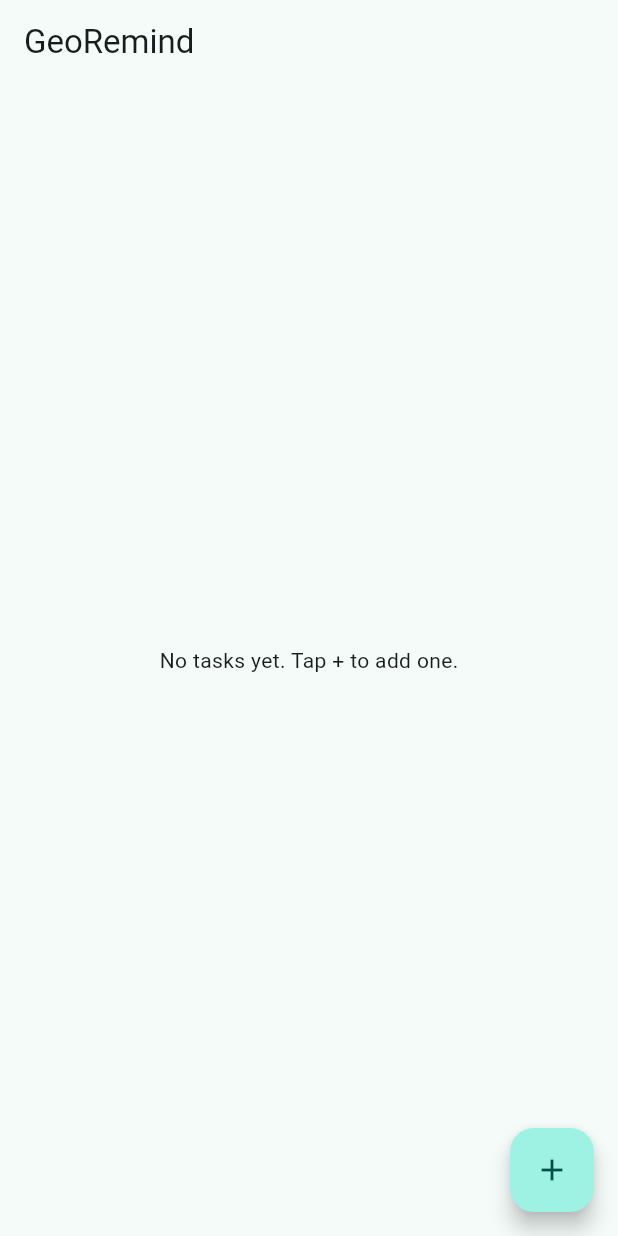
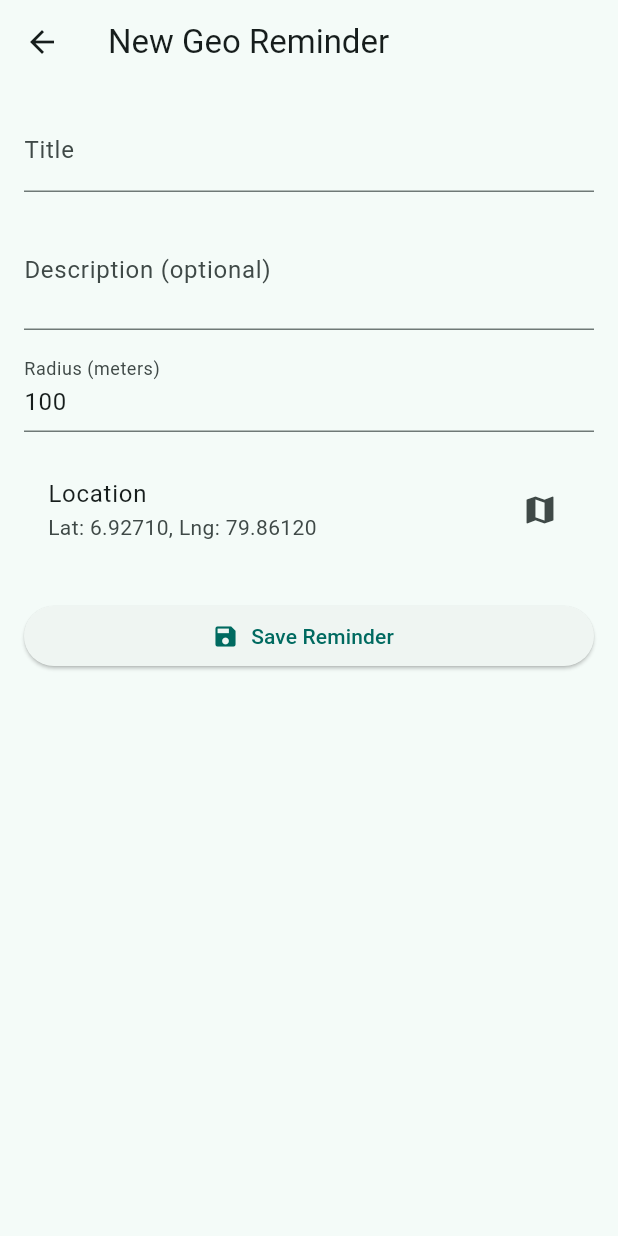
Before and after one commit to BuddhimaB/GeoRemind, a Flutter app: the screen it shows after launch, after a tap on the "add" icon, on a phone screen of 412 x 824 dp. Run offline on Flutter 3.47's test engine with Material 3 defaults, Android fonts, the phone set to English and light mode, and no system bars; our stand-ins replace equatable, flutter_local_notifications, flutter_slidable, geocoding, geolocator, sqflite; accounts and stored records are empty.

Commit message:
Integrating the sqlite database for the system

```diff
--- a/lib/db/app_database.dart
+++ b/lib/db/app_database.dart
@@ -0,0 +1,74 @@
+import 'package:sqflite/sqflite.dart';
+import '../models/task.dart';
+
+class AppDatabase {
+  AppDatabase._internal();
+
+  static final AppDatabase instance = AppDatabase._internal();
+  static Database? _db;
+
+  Future<Database> get database async {
+    if (_db != null) return _db!;
+    _db = await _initDB('georemind.db');
+    return _db!;
+  }
+
+  Future<Database> _initDB(String fileName) async {
+    final dbPath = await getDatabasesPath();
+    final path = '$dbPath/$fileName';
+
+    return openDatabase(
+      path,
+      version: 1,
+      onCreate: (db, version) async {
+        await db.execute('''
+          CREATE TABLE tasks (
+            id INTEGER PRIMARY KEY AUTOINCREMENT,
+            title TEXT NOT NULL,
+            description TEXT,
+            lat REAL NOT NULL,
+            lng REAL NOT NULL,
+            radius_m REAL NOT NULL,
+            is_completed INTEGER NOT NULL DEFAULT 0
+          )
+        ''');
+      },
+    );
+  }
+
+  // CRUD methods
+  Future<int> insertTask(Task task) async {
+    final db = await database;
+    return db.insert('tasks', task.toMap());
+  }
+
+  Future<List<Task>> getAllTasks() async {
+    final db = await database;
+    final maps = await db.query('tasks', orderBy: 'id DESC');
+    return maps.map((m) => Task.fromMap(m)).toList();
+  }
+
+  Future<int> updateTask(Task task) async {
+    final db = await database;
+    return db.update(
+      'tasks',
+      task.toMap(),
+      where: 'id = ?',
+      whereArgs: [task.id],
+    );
+  }
+
+  Future<int> deleteTask(int id) async {
+    final db = await database;
+    return db.delete(
+      'tasks',
+      where: 'id = ?',
+      whereArgs: [id],
+    );
+  }
+
+  Future<void> toggleCompleted(Task task) async {
+    final updated = task.copyWith(isCompleted: !task.isCompleted);
+    await updateTask(updated);
+  }
+}
--- a/lib/models/task.dart
+++ b/lib/models/task.dart
@@ -5,8 +5,6 @@ class Task {
   final double latitude;
   final double longitude;
   final double radiusMeters;
-
-  // Later we can add: speedThreshold, dwellTimeSeconds, isCompleted, etc.
   final bool isCompleted;
 
   Task({
@@ -36,10 +34,30 @@ class Task {
       id: map['id'] as int?,
       title: map['title'] as String,
       description: map['description'] as String?,
-      latitude: map['lat'] as double,
-      longitude: map['lng'] as double,
-      radiusMeters: map['radius_m'] as double,
+      latitude: (map['lat'] as num).toDouble(),
+      longitude: (map['lng'] as num).toDouble(),
+      radiusMeters: (map['radius_m'] as num).toDouble(),
       isCompleted: (map['is_completed'] as int) == 1,
     );
   }
+
+  Task copyWith({
+    int? id,
+    String? title,
+    String? description,
+    double? latitude,
+    double? longitude,
+    double? radiusMeters,
+    bool? isCompleted,
+  }) {
+    return Task(
+      id: id ?? this.id,
+      title: title ?? this.title,
+      description: description ?? this.description,
+      latitude: latitude ?? this.latitude,
+      longitude: longitude ?? this.longitude,
+      radiusMeters: radiusMeters ?? this.radiusMeters,
+      isCompleted: isCompleted ?? this.isCompleted,
+    );
+  }
 }
--- a/lib/screens/home_screen.dart
+++ b/lib/screens/home_screen.dart
@@ -1,5 +1,7 @@
 import 'package:flutter/material.dart';
+import '../db/app_database.dart';
 import '../models/task.dart';
+import 'task_form_screen.dart';
 
 class HomeScreen extends StatefulWidget {
   const HomeScreen({super.key});
@@ -9,8 +11,49 @@ class HomeScreen extends StatefulWidget {
 }
 
 class _HomeScreenState extends State<HomeScreen> {
-  // For now, just keep an in-memory list. We’ll wire this to SQLite later.
   final List<Task> _tasks = [];
+  bool _isLoading = true;
+
+  @override
+  void initState() {
+    super.initState();
+    _loadTasks();
+  }
+
+  Future<void> _loadTasks() async {
+    setState(() => _isLoading = true);
+    final tasks = await AppDatabase.instance.getAllTasks();
+    setState(() {
+      _tasks
+        ..clear()
+        ..addAll(tasks);
+      _isLoading = false;
+    });
+  }
+
+  Future<void> _addTask() async {
+    final newTask = await Navigator.of(context).push<Task>(
+      MaterialPageRoute(
+        builder: (_) => const TaskFormScreen(),
+      ),
+    );
+
+    if (newTask != null) {
+      await AppDatabase.instance.insertTask(newTask);
+      await _loadTasks();
+    }
+  }
+
+  Future<void> _toggleComplete(Task task) async {
+    await AppDatabase.instance.toggleCompleted(task);
+    await _loadTasks();
+  }
+
+  Future<void> _deleteTask(Task task) async {
+    if (task.id == null) return;
+    await AppDatabase.instance.deleteTask(task.id!);
+    await _loadTasks();
+  }
 
   @override
   Widget build(BuildContext context) {
@@ -18,26 +61,47 @@ class _HomeScreenState extends State<HomeScreen> {
       appBar: AppBar(
         title: const Text('GeoRemind'),
       ),
-      body: _tasks.isEmpty
-          ? const Center(child: Text('No tasks yet. Tap + to add one.'))
+      body: _isLoading
+          ? const Center(child: CircularProgressIndicator())
+          : _tasks.isEmpty
+              ? const Center(child: Text('No reminders yet. Tap + to add one.'))
               : ListView.builder(
                   itemCount: _tasks.length,
                   itemBuilder: (context, index) {
                     final t = _tasks[index];
-                return ListTile(
+                    return Dismissible(
+                      key: ValueKey(t.id ?? t.title + index.toString()),
+                      direction: DismissDirection.endToStart,
+                      background: Container(
+                        color: Colors.red,
+                        alignment: Alignment.centerRight,
+                        padding: const EdgeInsets.symmetric(horizontal: 16),
+                        child: const Icon(Icons.delete, color: Colors.white),
+                      ),
+                      onDismissed: (_) => _deleteTask(t),
+                      child: ListTile(
                         title: Text(t.title),
-                  subtitle: Text('Radius: ${t.radiusMeters.toStringAsFixed(0)} m'),
-                  trailing: Icon(
-                    t.isCompleted ? Icons.check_circle : Icons.location_on,
-                    color: t.isCompleted ? Colors.green : Colors.blue,
+                        subtitle: Text(
+                          'Radius: ${t.radiusMeters.toStringAsFixed(0)} m\n'
+                          'Lat: ${t.latitude.toStringAsFixed(4)}, '
+                          'Lng: ${t.longitude.toStringAsFixed(4)}',
+                        ),
+                        isThreeLine: true,
+                        trailing: IconButton(
+                          icon: Icon(
+                            t.isCompleted
+                                ? Icons.check_circle
+                                : Icons.radio_button_unchecked,
+                            color: t.isCompleted ? Colors.green : Colors.grey,
+                          ),
+                          onPressed: () => _toggleComplete(t),
+                        ),
                       ),
                     );
                   },
                 ),
       floatingActionButton: FloatingActionButton(
-        onPressed: () {
-          // we’ll navigate to TaskFormScreen later
-        },
+        onPressed: _addTask,
         child: const Icon(Icons.add),
       ),
     );
--- a/lib/screens/task_form_screen.dart
+++ b/lib/screens/task_form_screen.dart
@@ -0,0 +1,125 @@
+import 'package:flutter/material.dart';
+import '../models/task.dart';
+
+class TaskFormScreen extends StatefulWidget {
+  const TaskFormScreen({super.key});
+
+  @override
+  State<TaskFormScreen> createState() => _TaskFormScreenState();
+}
+
+class _TaskFormScreenState extends State<TaskFormScreen> {
+  final _formKey = GlobalKey<FormState>();
+
+  final _titleController = TextEditingController();
+  final _descriptionController = TextEditingController();
+  final _radiusController = TextEditingController(text: '100');
+  // Later we’ll replace these with a map picker / current location
+  double _latitude = 6.9271;  // Colombo approx
+  double _longitude = 79.8612;
+
+  @override
+  void dispose() {
+    _titleController.dispose();
+    _descriptionController.dispose();
+    _radiusController.dispose();
+    super.dispose();
+  }
+
+  void _save() {
+    if (_formKey.currentState?.validate() != true) return;
+
+    final radius = double.tryParse(_radiusController.text.trim()) ?? 100.0;
+
+    final task = Task(
+      title: _titleController.text.trim(),
+      description: _descriptionController.text.trim().isEmpty
+          ? null
+          : _descriptionController.text.trim(),
+      latitude: _latitude,
+      longitude: _longitude,
+      radiusMeters: radius,
+    );
+
+    Navigator.of(context).pop(task);
+  }
+
+  @override
+  Widget build(BuildContext context) {
+    return Scaffold(
+      appBar: AppBar(
+        title: const Text('New Geo Reminder'),
+      ),
+      body: Padding(
+        padding: const EdgeInsets.all(16),
+        child: Form(
+          key: _formKey,
+          child: ListView(
+            children: [
+              TextFormField(
+                controller: _titleController,
+                decoration: const InputDecoration(
+                  labelText: 'Title',
+                  hintText: 'e.g. Buy groceries',
+                ),
+                validator: (value) {
+                  if (value == null || value.trim().isEmpty) {
+                    return 'Title is required';
+                  }
+                  return null;
+                },
+              ),
+              const SizedBox(height: 12),
+              TextFormField(
+                controller: _descriptionController,
+                decoration: const InputDecoration(
+                  labelText: 'Description (optional)',
+                ),
+                maxLines: 2,
+              ),
+              const SizedBox(height: 12),
+              TextFormField(
+                controller: _radiusController,
+                decoration: const InputDecoration(
+                  labelText: 'Radius (meters)',
+                ),
+                keyboardType: TextInputType.number,
+                validator: (value) {
+                  final v = double.tryParse((value ?? '').trim());
+                  if (v == null || v <= 0) {
+                    return 'Enter a valid radius';
+                  }
+                  return null;
+                },
+              ),
+              const SizedBox(height: 16),
+              // Temporary location display
+              ListTile(
+                title: const Text('Location'),
+                subtitle: Text(
+                  'Lat: ${_latitude.toStringAsFixed(5)}, '
+                  'Lng: ${_longitude.toStringAsFixed(5)}',
+                ),
+                trailing: const Icon(Icons.map),
+                onTap: () {
+                  // later: open map picker screen
+                  ScaffoldMessenger.of(context).showSnackBar(
+                    const SnackBar(
+                      content: Text('Map picker coming soon 🙂'),
+                    ),
+                  );
+                },
+              ),
+              const SizedBox(height: 24),
+              ElevatedButton.icon(
+                onPressed: _save,
+                icon: const Icon(Icons.save),
+                label: const Text('Save Reminder'),
+              ),
+            ],
+          ),
+        ),
+      ),
+    );
+  }
+}
```
Also changed, not shown: 1 other file. Lines whose indentation alone changed are shown as unchanged.
